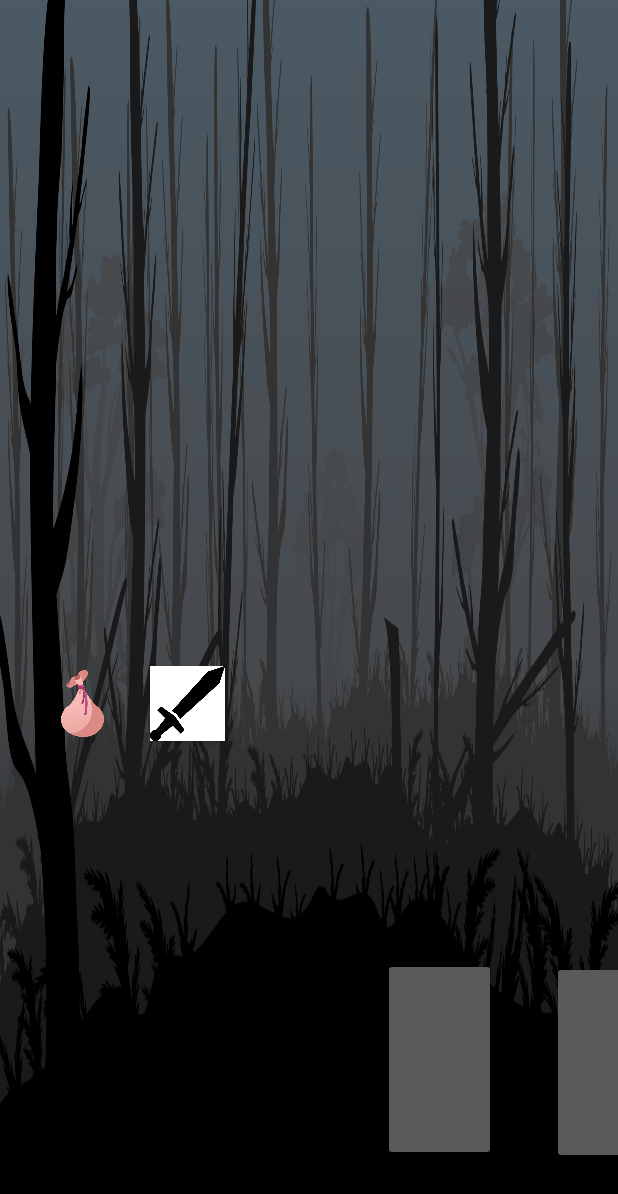
After one commit to SadHarlequin/Dangerogeon, an Android app: the layout treasure_activity.xml on its own in the app's theme, with its tools: preview values and no code run, on a phone screen of 412 x 824 dp. The commit adds this screen. Shown: the top 1194 px of the screen. Run offline under Robolectric (Android 15) with nearby library versions, the phone set to English and light mode, and no system bars.

Commit message:
treasure room creation
также было добавлено откидывание трупов назад

```diff
--- a/app/src/main/java/com/example/project/MainActivity.java
+++ b/app/src/main/java/com/example/project/MainActivity.java
@@ -17,9 +17,8 @@ public class MainActivity extends AppCompatActivity implements View.OnClickListe
         forestButton.setOnClickListener(this);
         Button vendButton = (Button) findViewById(R.id.vendorButton);
         vendButton.setOnClickListener(this);
-
-        Button honeButton = (Button) findViewById(R.id.homeButton);
-        honeButton.setOnClickListener(this);
+        Button homeButton = (Button) findViewById(R.id.homeButton);
+        homeButton.setOnClickListener(this);
     }
     {
         Weapon saber = new Weapon();
@@ -178,7 +177,6 @@ public class MainActivity extends AppCompatActivity implements View.OnClickListe
     } //Перечень оружия
 
 
-
     {
         Armor lh = new Armor();
         lh.set_name("Leather Helmet");
--- /dev/null
+++ b/app/src/main/res/layout-land/treasure_activity.xml
@@ -0,0 +1,60 @@
+<?xml version="1.0" encoding="utf-8"?>
+<androidx.constraintlayout.widget.ConstraintLayout
+        xmlns:android="http://schemas.android.com/apk/res/android"
+        xmlns:app="http://schemas.android.com/apk/res-auto"
+        xmlns:tools="http://schemas.android.com/tools"
+        android:background="@drawable/forest_background"
+        android:layout_width="match_parent"
+        android:layout_height="match_parent"
+        tools:context=".MainActivity">
+
+
+    <Button
+            android:id="@+id/hero_pos_4"
+            android:layout_width="120dp"
+            android:background="@drawable/hero"
+            android:layout_height="129dp"
+            android:layout_marginStart="255dp"
+            android:layout_marginBottom="50dp"
+            app:layout_constraintBottom_toBottomOf="parent"
+            app:layout_constraintStart_toStartOf="parent"/>
+
+
+    <Button
+            android:id="@+id/treasure_pos"
+            android:layout_width="121dp"
+            android:layout_height="115dp"
+            android:background="@drawable/chest"
+            android:layout_marginStart="368dp"
+            android:layout_marginBottom="48dp"
+            app:layout_constraintBottom_toBottomOf="parent"
+            app:layout_constraintStart_toStartOf="parent"/>
+    <Button
+            android:id="@+id/inventory"
+            android:layout_width="50dp"
+            android:layout_height="50dp"
+            android:layout_marginStart="30dp"
+            android:layout_marginBottom="330dp"
+            android:background="@drawable/inventory_button"
+            app:layout_constraintBottom_toBottomOf="parent"
+            app:layout_constraintStart_toStartOf="parent" />
+    <Button
+            android:id="@+id/attackChoiceButton"
+            android:layout_width="50dp"
+            android:layout_height="50dp"
+            android:layout_marginStart="100dp"
+            android:layout_marginBottom="330dp"
+            android:background="@drawable/weapon_inventory_fight"
+            app:layout_constraintBottom_toBottomOf="parent"
+            app:layout_constraintStart_toStartOf="parent" />
+    <ImageButton
+            android:id="@+id/next_room"
+            android:layout_width="100dp"
+            android:layout_height="70dp"
+            android:layout_marginStart="580dp"
+            android:background="@drawable/arrow"
+            android:layout_marginBottom="190dp"
+            app:layout_constraintBottom_toBottomOf="parent"
+            app:layout_constraintStart_toStartOf="parent"
+            tools:visibility="visible" />
+</androidx.constraintlayout.widget.ConstraintLayout>
--- /dev/null
+++ b/app/src/main/res/layout/treasure_activity.xml
@@ -0,0 +1,59 @@
+<?xml version="1.0" encoding="utf-8"?>
+<androidx.constraintlayout.widget.ConstraintLayout
+        xmlns:android="http://schemas.android.com/apk/res/android"
+        xmlns:app="http://schemas.android.com/apk/res-auto"
+        xmlns:tools="http://schemas.android.com/tools"
+        android:background="@drawable/forest_background"
+        android:layout_width="match_parent"
+        android:layout_height="match_parent"
+        tools:context=".MainActivity">
+
+
+
+    <Button
+            android:id="@+id/hero_pos_4"
+            android:layout_width="75dp"
+            android:layout_height="135dp"
+            android:layout_marginStart="255dp"
+            android:layout_marginBottom="50dp"
+            app:layout_constraintBottom_toBottomOf="parent"
+            app:layout_constraintStart_toStartOf="parent" />
+
+
+    <Button
+            android:id="@+id/treasure_pos"
+            android:layout_width="75dp"
+            android:layout_height="135dp"
+            android:layout_marginStart="368dp"
+            android:layout_marginBottom="48dp"
+            app:layout_constraintBottom_toBottomOf="parent"
+            app:layout_constraintStart_toStartOf="parent"/>
+    <Button
+            android:id="@+id/inventory"
+            android:layout_width="50dp"
+            android:layout_height="50dp"
+            android:layout_marginStart="30dp"
+            android:layout_marginBottom="330dp"
+            android:background="@drawable/inventory_button"
+            app:layout_constraintBottom_toBottomOf="parent"
+            app:layout_constraintStart_toStartOf="parent" />
+    <Button
+            android:id="@+id/attackChoiceButton"
+            android:layout_width="50dp"
+            android:layout_height="50dp"
+            android:layout_marginStart="100dp"
+            android:layout_marginBottom="330dp"
+            android:background="@drawable/weapon_inventory_fight"
+            app:layout_constraintBottom_toBottomOf="parent"
+            app:layout_constraintStart_toStartOf="parent" />
+    <Button
+            android:id="@+id/next_room"
+            android:layout_width="100dp"
+            android:layout_height="70dp"
+            android:layout_marginStart="600dp"
+            android:layout_marginBottom="190dp"
+            android:visibility="invisible"
+            app:layout_constraintBottom_toBottomOf="parent"
+            app:layout_constraintStart_toStartOf="parent"
+            tools:visibility="visible" />
+</androidx.constraintlayout.widget.ConstraintLayout>
```
Also changed, not shown: app/src/main/java/com/example/project/FightActivity.java (+58 -25 lines), app/src/main/java/com/example/project/Monster.java (+7 -1 lines), app/src/main/res/layout-land/fight_area.xml (+48 -18 lines), app/src/main/res/layout/activity_main.xml (+8 -9 lines), app/src/main/res/drawable-v24/chest.png (added), 1 other file.
